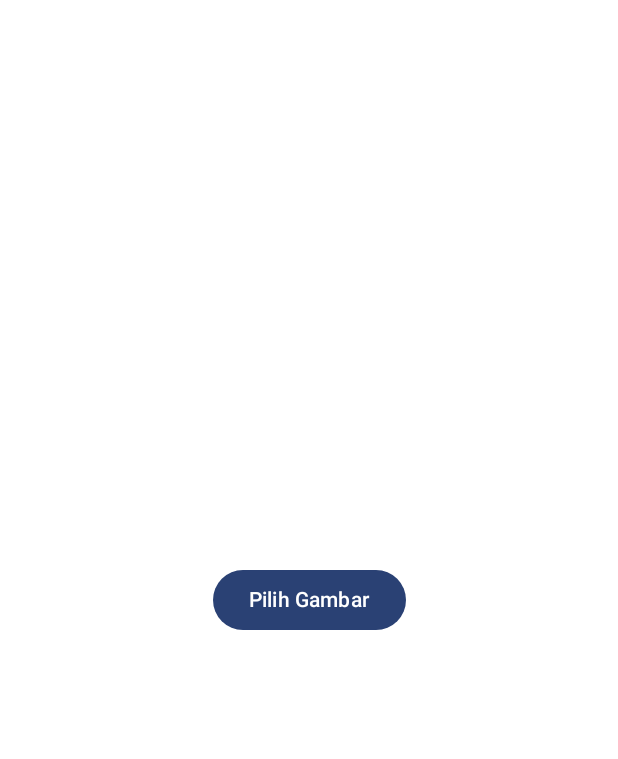
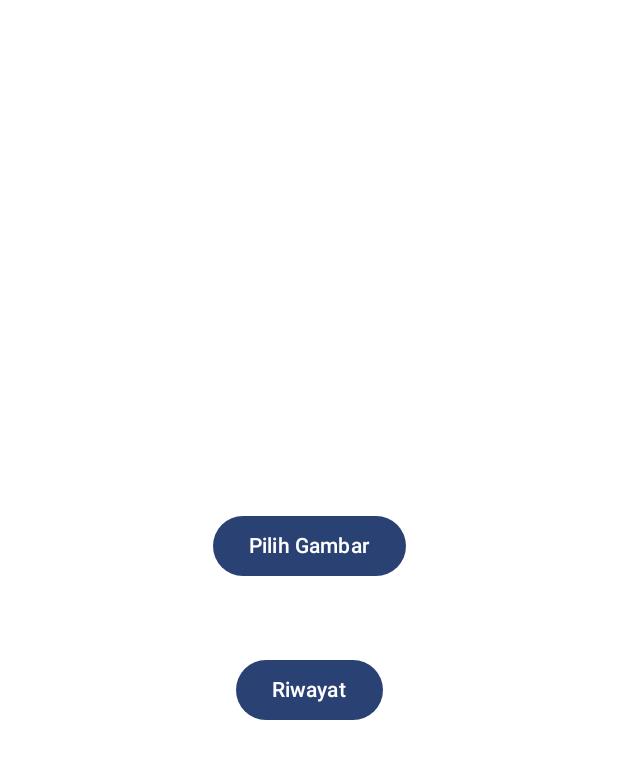
Before and after one commit to Kresa12/GraffAI, an Android app built with Jetpack Compose: the screen it shows after launch (MainActivity), on a phone screen of 412 x 824 dp. Shown: the top 759 px of the screen. Run offline under Robolectric (Android 15) with nearby library versions, the phone set to English and light mode, and no system bars; our stand-ins replace Dagger/Hilt's generated code, Firebase (no records; nobody signed in at launch, a user with empty details on screens opened directly), Room's generated code, livedata-compose; pictures from the network do not load; 6 statements that could not run were skipped.

Commit message:
feat: make feature riwayat for track classification
implement roomdb and MVVM+reposirory

```diff
--- a/app/build.gradle.kts
+++ b/app/build.gradle.kts
@@ -47,6 +47,7 @@ android {
 dependencies {
 
     implementation(libs.androidx.room.runtime)
+    implementation(libs.androidx.room.runtime.android)
     ksp(libs.androidx.room.compiler)
     implementation (libs.kotlinx.coroutines.core)
     implementation (libs.kotlinx.coroutines.android)
--- /dev/null
+++ b/app/src/main/java/com/esa/graffai/AppNavigation.kt
@@ -0,0 +1,30 @@
+package com.esa.graffai
+
+import androidx.compose.runtime.Composable
+import androidx.compose.ui.Modifier
+import androidx.navigation.NavHostController
+import androidx.navigation.compose.NavHost
+import androidx.navigation.compose.composable
+import com.esa.graffai.ui.presentation.home.Home
+import com.esa.graffai.ui.presentation.riwayat.Riwayat
+
+@Composable
+fun AppNavigation(
+    navController: NavHostController,
+    modifier: Modifier = Modifier
+) {
+    NavHost(navController = navController, startDestination = "home") {
+        composable("home") {
+            Home(
+                navController = navController,
+                modifier = modifier
+            )
+        }
+
+        composable("riwayat") {
+            Riwayat(
+                modifier = modifier
+            )
+        }
+    }
+}
--- a/app/src/main/java/com/esa/graffai/MainActivity.kt
+++ b/app/src/main/java/com/esa/graffai/MainActivity.kt
@@ -8,6 +8,7 @@ import androidx.compose.foundation.layout.fillMaxSize
 import androidx.compose.foundation.layout.padding
 import androidx.compose.material3.Scaffold
 import androidx.compose.ui.Modifier
+import androidx.navigation.compose.rememberNavController
 import com.esa.graffai.ui.presentation.home.Home
 import com.esa.graffai.ui.theme.GraffAITheme
 import dagger.hilt.android.AndroidEntryPoint
@@ -18,9 +19,14 @@ class MainActivity : ComponentActivity() {
         super.onCreate(savedInstanceState)
         enableEdgeToEdge()
         setContent {
+            val navController = rememberNavController()
+
             GraffAITheme {
                 Scaffold(modifier = Modifier.fillMaxSize()) { innerPadding ->
-                    Home(Modifier.padding(innerPadding))
+                    AppNavigation(
+                        navController = navController,
+                        modifier = Modifier.padding(innerPadding)
+                    )
                 }
             }
         }
--- /dev/null
+++ b/app/src/main/java/com/esa/graffai/data/local/riwayat/RiwayatDao.kt
@@ -0,0 +1,21 @@
+package com.esa.graffai.data.local.riwayat
+
+import androidx.room.Dao
+import androidx.room.Delete
+import androidx.room.Insert
+import androidx.room.OnConflictStrategy
+import androidx.room.Query
+import kotlinx.coroutines.flow.Flow
+
+@Dao
+interface RiwayatDao {
+
+    @Query("SELECT * FROM riwayat")
+    fun getAllRiwayat(): Flow<List<RiwayatEntity>>
+
+    @Insert(onConflict = OnConflictStrategy.REPLACE)
+    suspend fun insertRiwayat(riwayat: RiwayatEntity)
+
+    @Delete
+    suspend fun deleteRiwayat(riwayat: RiwayatEntity)
+}
--- /dev/null
+++ b/app/src/main/java/com/esa/graffai/data/repository/RiwayatRepository.kt
@@ -0,0 +1,17 @@
+package com.esa.graffai.data.repository
+
+
+import com.esa.graffai.data.local.riwayat.RiwayatDao
+import com.esa.graffai.data.local.riwayat.RiwayatEntity
+import kotlinx.coroutines.flow.Flow
+import javax.inject.Inject
+
+class RiwayatRepository @Inject constructor(
+    private val dao: RiwayatDao
+) {
+    fun getAllRiwayat(): Flow<List<RiwayatEntity>> = dao.getAllRiwayat()
+
+    suspend fun insertRiwayat(riwayat: RiwayatEntity) = dao.insertRiwayat(riwayat)
+
+    suspend fun deleteRiwayat(riwayat: RiwayatEntity) = dao.deleteRiwayat(riwayat)
+}
--- /dev/null
+++ b/app/src/main/java/com/esa/graffai/viewmodel/RiwayatViewModel.kt
@@ -0,0 +1,44 @@
+package com.esa.graffai.viewmodel
+
+import android.net.Uri
+import androidx.lifecycle.ViewModel
+import androidx.lifecycle.viewModelScope
+import com.esa.graffai.data.local.riwayat.RiwayatEntity
+import com.esa.graffai.data.repository.RiwayatRepository
+import dagger.hilt.android.lifecycle.HiltViewModel
+import kotlinx.coroutines.flow.SharingStarted
+import kotlinx.coroutines.flow.StateFlow
+import kotlinx.coroutines.flow.stateIn
+import kotlinx.coroutines.launch
+import javax.inject.Inject
+
+@HiltViewModel
+class RiwayatViewModel @Inject constructor(
+    private val repository: RiwayatRepository
+) : ViewModel(){
+
+    val getALlRiwayat : StateFlow<List<RiwayatEntity>> =
+        repository.getAllRiwayat()
+            .stateIn(
+                scope = viewModelScope,
+                started = SharingStarted.WhileSubscribed(5000),
+                initialValue = emptyList()
+            )
+
+    fun insert(imageUri: Uri, predictionLabel: String, confidence: Float) {
+        viewModelScope.launch {
+            val riwayat = RiwayatEntity(
+                imageUri = imageUri.toString(),
+                predictionLabel = predictionLabel,
+                confidence = confidence
+            )
+            repository.insertRiwayat(riwayat)
+        }
+    }
+
+    fun delete(riwayat: RiwayatEntity) {
+        viewModelScope.launch {
+            repository.deleteRiwayat(riwayat)
+        }
+    }
+}
--- a/gradle/libs.versions.toml
+++ b/gradle/libs.versions.toml
@@ -25,6 +25,7 @@ runtimeLivedata = "1.8.3"
 googleGmsGoogleServices = "4.4.3"
 firebaseFirestore = "26.0.0"
 workRuntimeKtx = "2.10.2"
+roomRuntimeAndroid = "2.7.2"
 
 [libraries]
 accompanist-permissions = { module = "com.google.accompanist:accompanist-permissions", version.ref = "accompanistPermissions" }
@@ -59,6 +60,7 @@ firebase-firestore = { group = "com.google.firebase", name = "firebase-firestore
 kotlinx-coroutines-android = { module = "org.jetbrains.kotlinx:kotlinx-coroutines-android", version.ref = "kotlinxCoroutinesAndroid" }
 kotlinx-coroutines-core = { module = "org.jetbrains.kotlinx:kotlinx-coroutines-core", version.ref = "kotlinxCoroutinesCore" }
 retrofit = { module = "com.squareup.retrofit2:retrofit", version.ref = "converterGson" }
+androidx-room-runtime-android = { group = "androidx.room", name = "room-runtime-android", version.ref = "roomRuntimeAndroid" }
 
 [plugins]
 android-application = { id = "com.android.application", version.ref = "agp" }
```
Also changed, not shown: app/src/main/java/com/esa/graffai/data/AppDatabase.kt (added, +12 -0 lines), app/src/main/java/com/esa/graffai/data/local/riwayat/RiwayatEntity.kt (added, +13 -0 lines), app/src/main/java/com/esa/graffai/di/DatabaseModule.kt (+27 -0 lines), app/src/main/java/com/esa/graffai/ui/presentation/home/Home.kt (+29 -3 lines), app/src/main/java/com/esa/graffai/ui/presentation/riwayat/Riwayat.kt (added, +63 -0 lines), app/src/main/java/com/esa/graffai/utils/FileUtils.kt (+3 -13 lines), app/src/main/java/com/esa/graffai/data/repository/RoboflowRepository.kt (line endings or trailing spaces).
